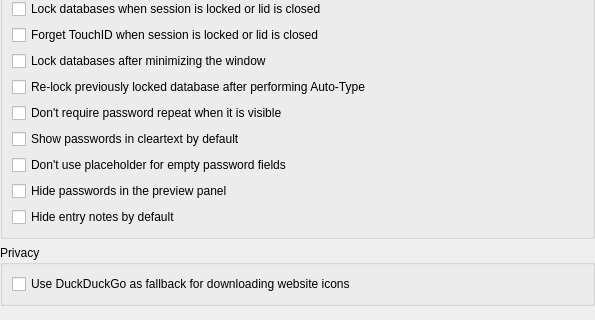
The window that src/gui/ApplicationSettingsWidgetSecurity.ui (keepassxreboot/keepassxc) describes before a commit, drawn with Qt 5; both pictures show x 0 to 595 and y 158 to 478 of the 595 by 478 pixel window.
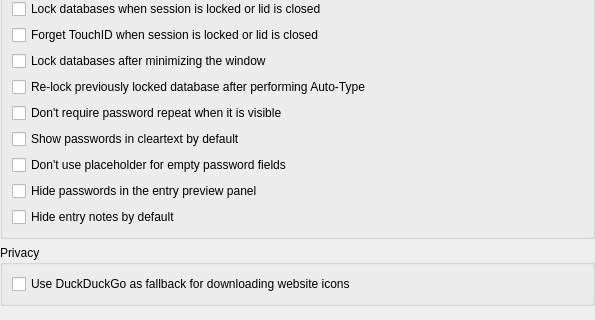
The same window after the commit.

Commit message: Create config file deprecation mechanism & rename Details->Preview

```diff
--- a/src/gui/ApplicationSettingsWidgetSecurity.ui
+++ b/src/gui/ApplicationSettingsWidgetSecurity.ui
@@ -189,7 +189,7 @@
       <item>
        <widget class="QCheckBox" name="passwordDetailsCleartextCheckBox">
         <property name="text">
-         <string>Hide passwords in the preview panel</string>
+         <string>Hide passwords in the entry preview panel</string>
         </property>
        </widget>
       </item>
```
Left out of the diff: 2 changed lines with no effect on the pictures. The commit also changes 13 other files.
